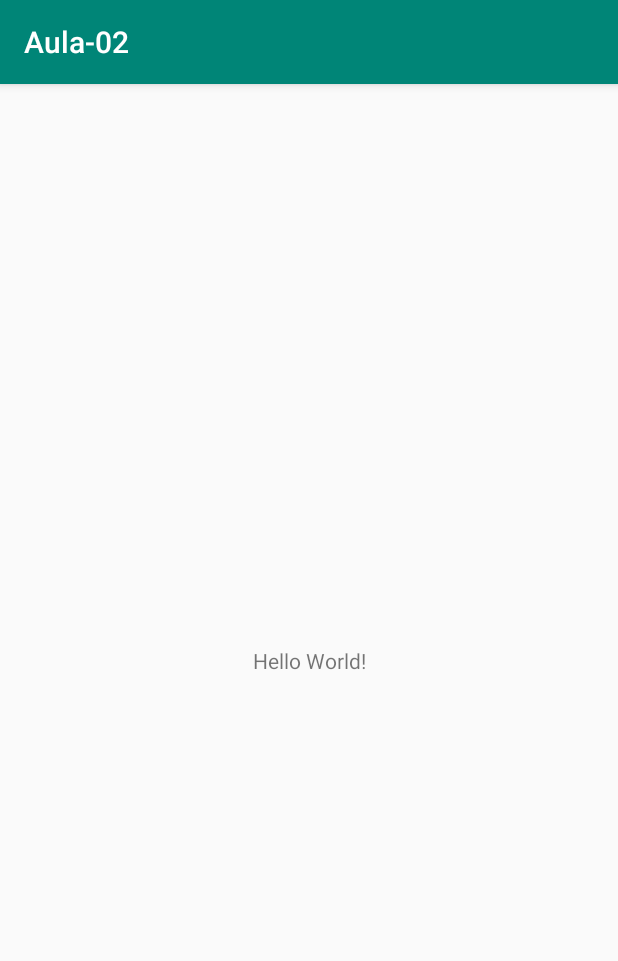
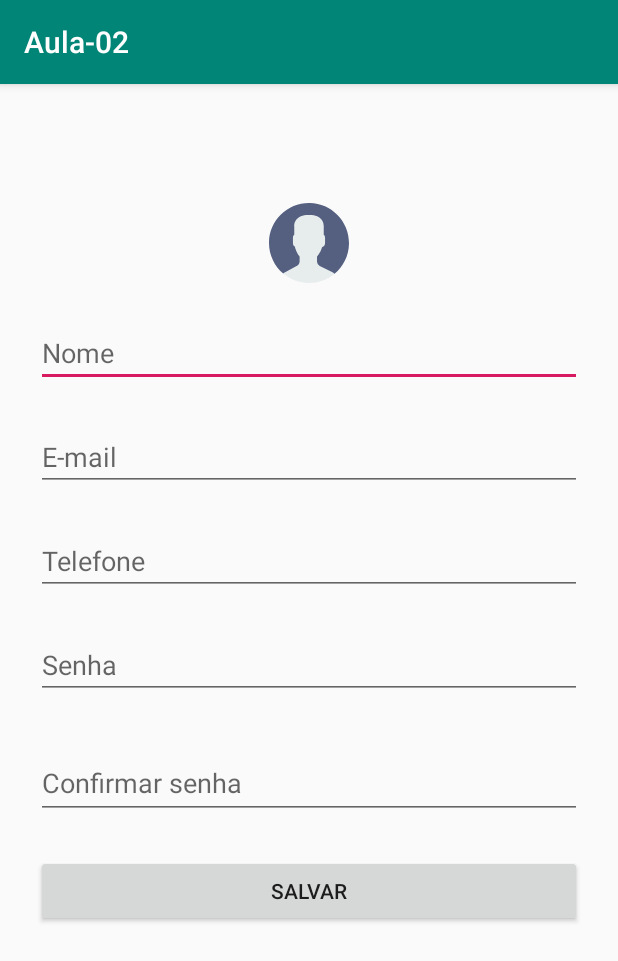
Before and after one commit to Nekzt/ETEC-DS, an Android app: the screen it shows after launch (MainActivity), on a phone screen of 412 x 824 dp. Shown: the top 961 px of the screen. Run offline under Robolectric (Android 15) with nearby library versions, the phone set to English and light mode, and no system bars.

Commit message:
marcos fez a tela cadastro

```diff
--- a/app/src/main/res/layout/activity_main.xml
+++ b/app/src/main/res/layout/activity_main.xml
@@ -6,13 +6,98 @@
     android:layout_height="match_parent"
     tools:context=".MainActivity">
 
-    <TextView
-        android:layout_width="wrap_content"
+    <ImageView
+        android:id="@+id/imageView"
+        android:layout_width="0dp"
         android:layout_height="wrap_content"
-        android:text="Hello World!"
+        android:layout_marginStart="24dp"
+        android:layout_marginTop="24dp"
+        android:layout_marginEnd="24dp"
+        android:layout_marginBottom="580dp"
+        android:contentDescription="@string/img_user"
         app:layout_constraintBottom_toBottomOf="parent"
-        app:layout_constraintLeft_toLeftOf="parent"
-        app:layout_constraintRight_toRightOf="parent"
-        app:layout_constraintTop_toTopOf="parent" />
+        app:layout_constraintEnd_toEndOf="parent"
+        app:layout_constraintStart_toStartOf="parent"
+        app:layout_constraintTop_toTopOf="parent"
+        app:srcCompat="@drawable/ic_user" />
+
+    <com.google.android.material.textfield.TextInputEditText
+        android:id="@+id/inputNome"
+        android:layout_width="match_parent"
+        android:layout_height="wrap_content"
+        android:layout_marginStart="24dp"
+        android:layout_marginTop="24dp"
+        android:layout_marginEnd="24dp"
+        android:hint="@string/label_nome"
+        app:layout_constraintEnd_toEndOf="parent"
+        app:layout_constraintStart_toStartOf="parent"
+        app:layout_constraintTop_toBottomOf="@+id/imageView" />
+
+    <com.google.android.material.textfield.TextInputEditText
+        android:id="@+id/inputEmail"
+        android:layout_width="match_parent"
+        android:layout_height="wrap_content"
+        android:layout_marginStart="24dp"
+        android:layout_marginTop="24dp"
+        android:layout_marginEnd="24dp"
+        android:hint="@string/label_email"
+        app:layout_constraintEnd_toEndOf="parent"
+        app:layout_constraintStart_toStartOf="parent"
+        app:layout_constraintTop_toBottomOf="@+id/inputNome" />
+
+    <com.google.android.material.textfield.TextInputEditText
+        android:id="@+id/inputTelefone"
+        android:layout_width="match_parent"
+        android:layout_height="wrap_content"
+        android:layout_marginStart="24dp"
+        android:layout_marginTop="24dp"
+        android:layout_marginEnd="24dp"
+        android:hint="@string/label_telefone"
+        app:layout_constraintEnd_toEndOf="parent"
+        app:layout_constraintStart_toStartOf="parent"
+        app:layout_constraintTop_toBottomOf="@+id/inputEmail" />
+
+    <com.google.android.material.textfield.TextInputEditText
+        android:id="@+id/inputSenha"
+        android:layout_width="match_parent"
+        android:layout_height="wrap_content"
+        android:layout_marginStart="24dp"
+        android:layout_marginTop="24dp"
+        android:layout_marginEnd="24dp"
+        android:hint="@string/label_senha2"
+        app:layout_constraintEnd_toEndOf="parent"
+        app:layout_constraintStart_toStartOf="parent"
+        app:layout_constraintTop_toBottomOf="@+id/inputTelefone" />
+
+    <Button
+        android:id="@+id/btnSalvar"
+        android:layout_width="0dp"
+        android:layout_height="wrap_content"
+        android:layout_marginStart="24dp"
+        android:layout_marginTop="24dp"
+        android:layout_marginEnd="24dp"
+        android:text="@string/btn_salvar"
+        app:layout_constraintEnd_toEndOf="parent"
+        app:layout_constraintHorizontal_bias="0.0"
+        app:layout_constraintStart_toStartOf="parent"
+        app:layout_constraintTop_toBottomOf="@+id/textInputLayout4" />
+
+    <com.google.android.material.textfield.TextInputLayout
+        android:id="@+id/textInputLayout4"
+        android:layout_width="match_parent"
+        android:layout_height="wrap_content"
+        android:layout_marginStart="24dp"
+        android:layout_marginTop="24dp"
+        android:layout_marginEnd="24dp"
+        app:layout_constraintEnd_toEndOf="parent"
+        app:layout_constraintStart_toStartOf="parent"
+        app:layout_constraintTop_toBottomOf="@+id/inputSenha">
+
+        <com.google.android.material.textfield.TextInputEditText
+            android:id="@+id/inputConfirmar"
+            android:layout_width="match_parent"
+            android:layout_height="wrap_content"
+            android:hint="@string/label_confsenha" />
+    </com.google.android.material.textfield.TextInputLayout>
 
 </androidx.constraintlayout.widget.ConstraintLayout>
--- a/app/src/main/res/values/strings.xml
+++ b/app/src/main/res/values/strings.xml
@@ -5,4 +5,10 @@
     <string name="label_password">Senha</string>
     <string name="btn_login">Entrar</string>
     <string name="btn_create_account">Não tem cadastro?</string>
+    <string name="label_nome">Nome</string>
+    <string name="label_email2">Email</string>
+    <string name="label_telefone">Telefone</string>
+    <string name="label_senha2">Senha</string>
+    <string name="label_confsenha">Confirmar senha</string>
+    <string name="btn_salvar">Salvar</string>
 </resources>
```
